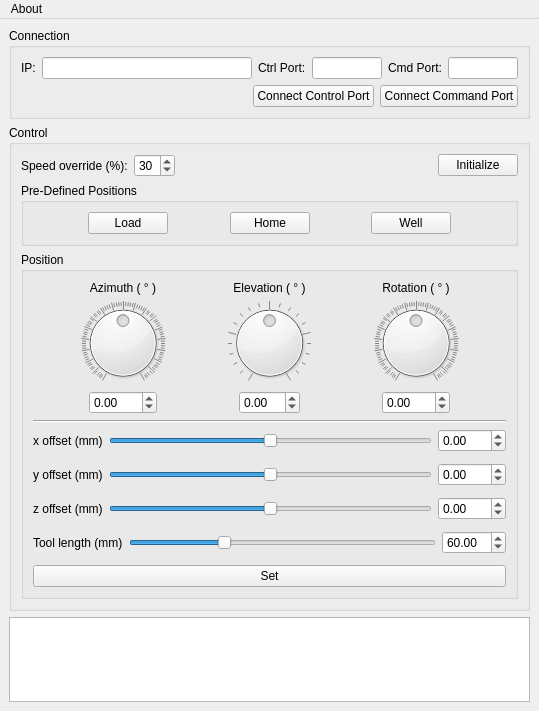
Qt form mainwindow.ui (rookidroid/armstrong) before a commit.
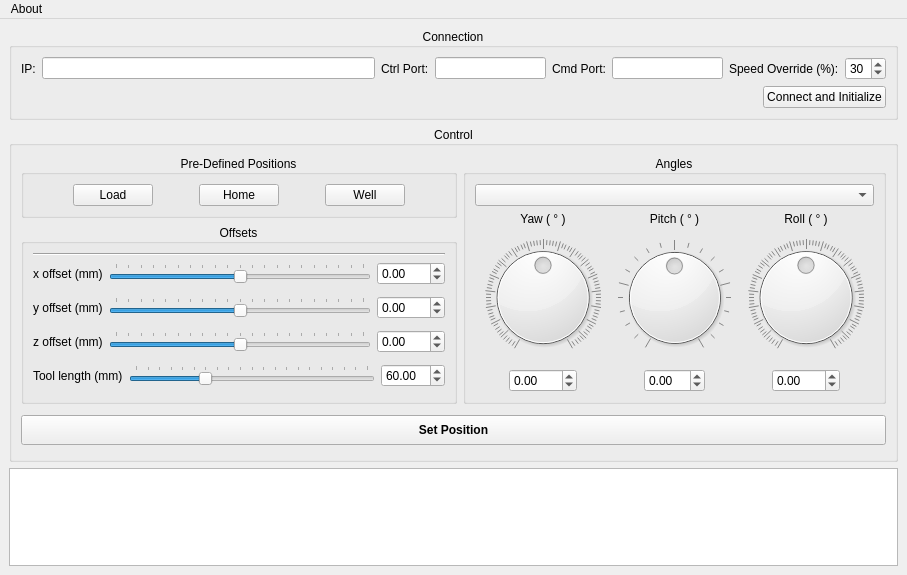
The same form after that commit. Icons and pictures are not drawn.

```diff
--- a/mainwindow.ui
+++ b/mainwindow.ui
@@ -6,8 +6,8 @@
    <rect>
     <x>0</x>
     <y>0</y>
-    <width>539</width>
-    <height>711</height>
+    <width>907</width>
+    <height>575</height>
    </rect>
   </property>
   <property name="sizePolicy">
@@ -24,7 +24,9 @@
     <normaloff>res/armstrong.png</normaloff>res/armstrong.png</iconset>
   </property>
   <widget class="QWidget" name="centralwidget">
-   <layout class="QVBoxLayout" name="verticalLayout">
+   <layout class="QVBoxLayout" name="verticalLayout_9">
+    <item>
+     <layout class="QVBoxLayout" name="verticalLayout_8">
     <item>
      <widget class="QGroupBox" name="groupBox">
       <property name="sizePolicy">
@@ -36,6 +38,9 @@
       <property name="title">
        <string>Connection</string>
       </property>
+        <property name="alignment">
+         <set>Qt::AlignCenter</set>
+        </property>
       <layout class="QVBoxLayout" name="verticalLayout_2">
        <item>
         <layout class="QHBoxLayout" name="horizontalLayout_2">
@@ -105,6 +110,26 @@
            </property>
           </widget>
          </item>
+           <item>
+            <widget class="QLabel" name="label_speed">
+             <property name="text">
+              <string>Speed Override (%):</string>
+             </property>
+            </widget>
+           </item>
+           <item>
+            <widget class="QSpinBox" name="spinBox_speed">
+             <property name="minimum">
+              <number>5</number>
+             </property>
+             <property name="maximum">
+              <number>50</number>
+             </property>
+             <property name="value">
+              <number>30</number>
+             </property>
+            </widget>
+           </item>
         </layout>
        </item>
        <item>
@@ -125,14 +150,7 @@
          <item>
           <widget class="QPushButton" name="pushButton_ctrl">
            <property name="text">
-            <string>Connect Control Port</string>
-           </property>
-          </widget>
-         </item>
-         <item>
-          <widget class="QPushButton" name="pushButton_cmd">
-           <property name="text">
-            <string>Connect Command Port</string>
+              <string>Connect and Initialize</string>
            </property>
           </widget>
          </item>
@@ -155,56 +173,22 @@
       <property name="title">
        <string>Control</string>
       </property>
+        <property name="alignment">
+         <set>Qt::AlignCenter</set>
+        </property>
+        <layout class="QVBoxLayout" name="verticalLayout_11">
+         <item>
+          <layout class="QHBoxLayout" name="horizontalLayout_14">
+           <item>
       <layout class="QVBoxLayout" name="verticalLayout_3">
-       <item>
-        <layout class="QHBoxLayout" name="horizontalLayout_6">
-         <item>
-          <widget class="QLabel" name="label_speed">
-           <property name="text">
-            <string>Speed override (%):</string>
-           </property>
-          </widget>
-         </item>
-         <item>
-          <widget class="QSpinBox" name="spinBox_speed">
-           <property name="minimum">
-            <number>5</number>
-           </property>
-           <property name="maximum">
-            <number>50</number>
-           </property>
-           <property name="value">
-            <number>30</number>
-           </property>
-          </widget>
-         </item>
-         <item>
-          <spacer name="horizontalSpacer_6">
-           <property name="orientation">
-            <enum>Qt::Horizontal</enum>
-           </property>
-           <property name="sizeHint" stdset="0">
-            <size>
-             <width>40</width>
-             <height>20</height>
-            </size>
-           </property>
-          </spacer>
-         </item>
-         <item>
-          <widget class="QPushButton" name="pushButton_init">
-           <property name="text">
-            <string>Initialize</string>
-           </property>
-          </widget>
-         </item>
-        </layout>
-       </item>
        <item>
         <widget class="QGroupBox" name="groupBox_predefine">
          <property name="title">
           <string>Pre-Defined Positions</string>
          </property>
+               <property name="alignment">
+                <set>Qt::AlignCenter</set>
+               </property>
          <layout class="QHBoxLayout" name="horizontalLayout_9">
           <item>
            <spacer name="horizontalSpacer_8">
@@ -291,302 +275,12 @@
           </sizepolicy>
          </property>
          <property name="title">
-          <string>Position</string>
+                <string>Offsets</string>
+               </property>
+               <property name="alignment">
+                <set>Qt::AlignCenter</set>
          </property>
          <layout class="QVBoxLayout" name="verticalLayout_7">
-          <item>
-           <layout class="QHBoxLayout" name="horizontalLayout" stretch="0,0,0,0,0,0,0">
-            <item>
-             <spacer name="horizontalSpacer_5">
-              <property name="orientation">
-               <enum>Qt::Horizontal</enum>
-              </property>
-              <property name="sizeType">
-               <enum>QSizePolicy::Preferred</enum>
-              </property>
-              <property name="sizeHint" stdset="0">
-               <size>
-                <width>40</width>
-                <height>20</height>
-               </size>
-              </property>
-             </spacer>
-            </item>
-            <item>
-             <layout class="QVBoxLayout" name="verticalLayout_4">
-              <item>
-               <widget class="QLabel" name="label_az">
-                <property name="text">
-                 <string>Azimuth ( ° )</string>
-                </property>
-                <property name="alignment">
-                 <set>Qt::AlignCenter</set>
-                </property>
-               </widget>
-              </item>
-              <item>
-               <widget class="QDial" name="dial_az">
-                <property name="sizePolicy">
-                 <sizepolicy hsizetype="Expanding" vsizetype="Expanding">
-                  <horstretch>0</horstretch>
-                  <verstretch>0</verstretch>
-                 </sizepolicy>
-                </property>
-                <property name="minimum">
-                 <number>-180</number>
-                </property>
-                <property name="maximum">
-                 <number>180</number>
-                </property>
-                <property name="wrapping">
-                 <bool>false</bool>
-                </property>
-                <property name="notchesVisible">
-                 <bool>true</bool>
-                </property>
-               </widget>
-              </item>
-              <item>
-               <layout class="QHBoxLayout" name="horizontalLayout_10">
-                <item>
-                 <spacer name="horizontalSpacer_11">
-                  <property name="orientation">
-                   <enum>Qt::Horizontal</enum>
-                  </property>
-                  <property name="sizeHint" stdset="0">
-                   <size>
-                    <width>0</width>
-                    <height>20</height>
-                   </size>
-                  </property>
-                 </spacer>
-                </item>
-                <item>
-                 <widget class="QDoubleSpinBox" name="doubleSpinBox_az">
-                  <property name="minimum">
-                   <double>-180.000000000000000</double>
-                  </property>
-                  <property name="maximum">
-                   <double>180.000000000000000</double>
-                  </property>
-                 </widget>
-                </item>
-                <item>
-                 <spacer name="horizontalSpacer_12">
-                  <property name="orientation">
-                   <enum>Qt::Horizontal</enum>
-                  </property>
-                  <property name="sizeHint" stdset="0">
-                   <size>
-                    <width>0</width>
-                    <height>20</height>
-                   </size>
-                  </property>
-                 </spacer>
-                </item>
-               </layout>
-              </item>
-             </layout>
-            </item>
-            <item>
-             <spacer name="horizontalSpacer_2">
-              <property name="orientation">
-               <enum>Qt::Horizontal</enum>
-              </property>
-              <property name="sizeType">
-               <enum>QSizePolicy::Preferred</enum>
-              </property>
-              <property name="sizeHint" stdset="0">
-               <size>
-                <width>40</width>
-                <height>20</height>
-               </size>
-              </property>
-             </spacer>
-            </item>
-            <item>
-             <layout class="QVBoxLayout" name="verticalLayout_5">
-              <item>
-               <widget class="QLabel" name="label_el">
-                <property name="text">
-                 <string>Elevation ( ° )</string>
-                </property>
-                <property name="alignment">
-                 <set>Qt::AlignCenter</set>
-                </property>
-               </widget>
-              </item>
-              <item>
-               <widget class="QDial" name="dial_el">
-                <property name="sizePolicy">
-                 <sizepolicy hsizetype="Expanding" vsizetype="Expanding">
-                  <horstretch>0</horstretch>
-                  <verstretch>0</verstretch>
-                 </sizepolicy>
-                </property>
-                <property name="minimum">
-                 <number>-40</number>
-                </property>
-                <property name="maximum">
-                 <number>40</number>
-                </property>
-                <property name="orientation">
-                 <enum>Qt::Horizontal</enum>
-                </property>
-                <property name="notchesVisible">
-                 <bool>true</bool>
-                </property>
-               </widget>
-              </item>
-              <item>
-               <layout class="QHBoxLayout" name="horizontalLayout_12">
-                <item>
-                 <spacer name="horizontalSpacer_13">
-                  <property name="orientation">
-                   <enum>Qt::Horizontal</enum>
-                  </property>
-                  <property name="sizeHint" stdset="0">
-                   <size>
-                    <width>0</width>
-                    <height>20</height>
-                   </size>
-                  </property>
-                 </spacer>
-                </item>
-                <item>
-                 <widget class="QDoubleSpinBox" name="doubleSpinBox_el">
-                  <property name="minimum">
-                   <double>-40.000000000000000</double>
-                  </property>
-                  <property name="maximum">
-                   <double>40.000000000000000</double>
-                  </property>
-                 </widget>
-                </item>
-                <item>
-                 <spacer name="horizontalSpacer_14">
-                  <property name="orientation">
-                   <enum>Qt::Horizontal</enum>
-                  </property>
-                  <property name="sizeHint" stdset="0">
-                   <size>
-                    <width>0</width>
-                    <height>20</height>
-                   </size>
-                  </property>
-                 </spacer>
-                </item>
-               </layout>
-              </item>
-             </layout>
-            </item>
-            <item>
-             <spacer name="horizontalSpacer_10">
-              <property name="orientation">
-               <enum>Qt::Horizontal</enum>
-              </property>
-              <property name="sizeType">
-               <enum>QSizePolicy::Preferred</enum>
-              </property>
-              <property name="sizeHint" stdset="0">
-               <size>
-                <width>40</width>
-                <height>20</height>
-               </size>
-              </property>
-             </spacer>
-            </item>
-            <item>
-             <layout class="QVBoxLayout" name="verticalLayout_6">
-              <item>
-               <widget class="QLabel" name="label_roll">
-                <property name="text">
-                 <string>Rotation ( ° )</string>
-                </property>
-                <property name="alignment">
-                 <set>Qt::AlignCenter</set>
-                </property>
-               </widget>
-              </item>
-              <item>
-               <widget class="QDial" name="dial_roll">
-                <property name="sizePolicy">
-                 <sizepolicy hsizetype="Expanding" vsizetype="Expanding">
-                  <horstretch>0</horstretch>
-                  <verstretch>0</verstretch>
-                 </sizepolicy>
-                </property>
-                <property name="minimum">
-                 <number>-180</number>
-                </property>
-                <property name="maximum">
-                 <number>180</number>
-                </property>
-                <property name="notchesVisible">
-                 <bool>true</bool>
-                </property>
-               </widget>
-              </item>
-              <item>
-               <layout class="QHBoxLayout" name="horizontalLayout_13">
-                <item>
-                 <spacer name="horizontalSpacer_15">
-                  <property name="orientation">
-                   <enum>Qt::Horizontal</enum>
-                  </property>
-                  <property name="sizeHint" stdset="0">
-                   <size>
-                    <width>0</width>
-                    <height>20</height>
-                   </size>
-                  </property>
-                 </spacer>
-                </item>
-                <item>
-                 <widget class="QDoubleSpinBox" name="doubleSpinBox_roll">
-                  <property name="minimum">
-                   <double>-180.000000000000000</double>
-                  </property>
-                  <property name="maximum">
-                   <double>180.000000000000000</double>
-                  </property>
-                 </widget>
-                </item>
-                <item>
-                 <spacer name="horizontalSpacer_16">
-                  <property name="orientation">
-                   <enum>Qt::Horizontal</enum>
-                  </property>
-                  <property name="sizeHint" stdset="0">
-                   <size>
-                    <width>0</width>
-                    <height>20</height>
-                   </size>
-                  </property>
-                 </spacer>
-                </item>
-               </layout>
-              </item>
-             </layout>
-            </item>
-            <item>
-             <spacer name="horizontalSpacer_7">
-              <property name="orientation">
-               <enum>Qt::Horizontal</enum>
-              </property>
-              <property name="sizeType">
-               <enum>QSizePolicy::Preferred</enum>
-              </property>
-              <property name="sizeHint" stdset="0">
-               <size>
-                <width>40</width>
-                <height>20</height>
-               </size>
-              </property>
-             </spacer>
-            </item>
-           </layout>
-          </item>
           <item>
            <widget class="Line" name="line_3">
             <property name="frameShadow">
@@ -617,6 +311,9 @@
               <property name="orientation">
                <enum>Qt::Horizontal</enum>
               </property>
+                    <property name="tickPosition">
+                     <enum>QSlider::TicksAbove</enum>
+                    </property>
              </widget>
             </item>
             <item>
@@ -670,6 +367,9 @@
               <property name="orientation">
                <enum>Qt::Horizontal</enum>
               </property>
+                    <property name="tickPosition">
+                     <enum>QSlider::TicksAbove</enum>
+                    </property>
              </widget>
             </item>
             <item>
@@ -720,6 +420,9 @@
               <property name="orientation">
                <enum>Qt::Horizontal</enum>
               </property>
+                    <property name="tickPosition">
+                     <enum>QSlider::TicksAbove</enum>
+                    </property>
              </widget>
             </item>
             <item>
@@ -770,6 +473,9 @@
               <property name="orientation">
                <enum>Qt::Horizontal</enum>
               </property>
+                    <property name="tickPosition">
+                     <enum>QSlider::TicksAbove</enum>
+                    </property>
              </widget>
             </item>
             <item>
@@ -800,12 +506,350 @@
             </property>
            </spacer>
           </item>
+               </layout>
+              </widget>
+             </item>
+            </layout>
+           </item>
+           <item>
+            <widget class="QGroupBox" name="groupBox_2">
+             <property name="title">
+              <string>Angles</string>
+             </property>
+             <property name="alignment">
+              <set>Qt::AlignCenter</set>
+             </property>
+             <layout class="QVBoxLayout" name="verticalLayout_10">
+              <item>
+               <widget class="QComboBox" name="comboBox"/>
+              </item>
+              <item>
+               <layout class="QHBoxLayout" name="horizontalLayout_20">
+                <item>
+                 <spacer name="horizontalSpacer_5">
+                  <property name="orientation">
+                   <enum>Qt::Horizontal</enum>
+                  </property>
+                  <property name="sizeType">
+                   <enum>QSizePolicy::Preferred</enum>
+                  </property>
+                  <property name="sizeHint" stdset="0">
+                   <size>
+                    <width>10</width>
+                    <height>20</height>
+                   </size>
+                  </property>
+                 </spacer>
+                </item>
+                <item>
+                 <layout class="QVBoxLayout" name="verticalLayout_4">
+                  <item>
+                   <widget class="QLabel" name="label_az">
+                    <property name="text">
+                     <string>Yaw ( ° )</string>
+                    </property>
+                    <property name="alignment">
+                     <set>Qt::AlignCenter</set>
+                    </property>
+                   </widget>
+                  </item>
+                  <item>
+                   <widget class="QDial" name="dial_az">
+                    <property name="sizePolicy">
+                     <sizepolicy hsizetype="Expanding" vsizetype="Expanding">
+                      <horstretch>0</horstretch>
+                      <verstretch>0</verstretch>
+                     </sizepolicy>
+                    </property>
+                    <property name="minimum">
+                     <number>-180</number>
+                    </property>
+                    <property name="maximum">
+                     <number>180</number>
+                    </property>
+                    <property name="wrapping">
+                     <bool>false</bool>
+                    </property>
+                    <property name="notchesVisible">
+                     <bool>true</bool>
+                    </property>
+                   </widget>
+                  </item>
+                  <item>
+                   <layout class="QHBoxLayout" name="horizontalLayout_10">
+                    <item>
+                     <spacer name="horizontalSpacer_11">
+                      <property name="orientation">
+                       <enum>Qt::Horizontal</enum>
+                      </property>
+                      <property name="sizeHint" stdset="0">
+                       <size>
+                        <width>0</width>
+                        <height>20</height>
+                       </size>
+                      </property>
+                     </spacer>
+                    </item>
+                    <item>
+                     <widget class="QDoubleSpinBox" name="doubleSpinBox_az">
+                      <property name="minimum">
+                       <double>-180.000000000000000</double>
+                      </property>
+                      <property name="maximum">
+                       <double>180.000000000000000</double>
+                      </property>
+                     </widget>
+                    </item>
+                    <item>
+                     <spacer name="horizontalSpacer_12">
+                      <property name="orientation">
+                       <enum>Qt::Horizontal</enum>
+                      </property>
+                      <property name="sizeHint" stdset="0">
+                       <size>
+                        <width>0</width>
+                        <height>20</height>
+                       </size>
+                      </property>
+                     </spacer>
+                    </item>
+                   </layout>
+                  </item>
+                 </layout>
+                </item>
+                <item>
+                 <spacer name="horizontalSpacer_2">
+                  <property name="orientation">
+                   <enum>Qt::Horizontal</enum>
+                  </property>
+                  <property name="sizeType">
+                   <enum>QSizePolicy::Preferred</enum>
+                  </property>
+                  <property name="sizeHint" stdset="0">
+                   <size>
+                    <width>10</width>
+                    <height>20</height>
+                   </size>
+                  </property>
+                 </spacer>
+                </item>
+                <item>
+                 <layout class="QVBoxLayout" name="verticalLayout_5">
+                  <item>
+                   <widget class="QLabel" name="label_el">
+                    <property name="text">
+                     <string>Pitch ( ° )</string>
+                    </property>
+                    <property name="alignment">
+                     <set>Qt::AlignCenter</set>
+                    </property>
+                   </widget>
+                  </item>
+                  <item>
+                   <widget class="QDial" name="dial_el">
+                    <property name="sizePolicy">
+                     <sizepolicy hsizetype="Expanding" vsizetype="Expanding">
+                      <horstretch>0</horstretch>
+                      <verstretch>0</verstretch>
+                     </sizepolicy>
+                    </property>
+                    <property name="minimum">
+                     <number>-40</number>
+                    </property>
+                    <property name="maximum">
+                     <number>40</number>
+                    </property>
+                    <property name="orientation">
+                     <enum>Qt::Horizontal</enum>
+                    </property>
+                    <property name="notchesVisible">
+                     <bool>true</bool>
+                    </property>
+                   </widget>
+                  </item>
+                  <item>
+                   <layout class="QHBoxLayout" name="horizontalLayout_12">
+                    <item>
+                     <spacer name="horizontalSpacer_13">
+                      <property name="orientation">
+                       <enum>Qt::Horizontal</enum>
+                      </property>
+                      <property name="sizeHint" stdset="0">
+                       <size>
+                        <width>0</width>
+                        <height>20</height>
+                       </size>
+                      </property>
+                     </spacer>
+                    </item>
+                    <item>
+                     <widget class="QDoubleSpinBox" name="doubleSpinBox_el">
+                      <property name="minimum">
+                       <double>-40.000000000000000</double>
+                      </property>
+                      <property name="maximum">
+                       <double>40.000000000000000</double>
+                      </property>
+                     </widget>
+                    </item>
+                    <item>
+                     <spacer name="horizontalSpacer_14">
+                      <property name="orientation">
+                       <enum>Qt::Horizontal</enum>
+                      </property>
+                      <property name="sizeHint" stdset="0">
+                       <size>
+                        <width>0</width>
+                        <height>20</height>
+                       </size>
+                      </property>
+                     </spacer>
+                    </item>
+                   </layout>
+                  </item>
+                 </layout>
+                </item>
+                <item>
+                 <spacer name="horizontalSpacer_10">
+                  <property name="orientation">
+                   <enum>Qt::Horizontal</enum>
+                  </property>
+                  <property name="sizeType">
+                   <enum>QSizePolicy::Preferred</enum>
+                  </property>
+                  <property name="sizeHint" stdset="0">
+                   <size>
+                    <width>10</width>
+                    <height>20</height>
+                   </size>
+                  </property>
+                 </spacer>
+                </item>
+                <item>
+                 <layout class="QVBoxLayout" name="verticalLayout_6">
+                  <item>
+                   <widget class="QLabel" name="label_roll">
+                    <property name="text">
+                     <string>Roll ( ° )</string>
+                    </property>
+                    <property name="alignment">
+                     <set>Qt::AlignCenter</set>
+                    </property>
+                   </widget>
+                  </item>
+                  <item>
+                   <widget class="QDial" name="dial_roll">
+                    <property name="sizePolicy">
+                     <sizepolicy hsizetype="Expanding" vsizetype="Expanding">
+                      <horstretch>0</horstretch>
+                      <verstretch>0</verstretch>
+                     </sizepolicy>
+                    </property>
+                    <property name="minimum">
+                     <number>-180</number>
+                    </property>
+                    <property name="maximum">
+                     <number>180</number>
+                    </property>
+                    <property name="notchesVisible">
+                     <bool>true</bool>
+                    </property>
+                   </widget>
+                  </item>
+                  <item>
+                   <layout class="QHBoxLayout" name="horizontalLayout_13">
+                    <item>
+                     <spacer name="horizontalSpacer_15">
+                      <property name="orientation">
+                       <enum>Qt::Horizontal</enum>
+                      </property>
+                      <property name="sizeHint" stdset="0">
+                       <size>
+                        <width>0</width>
+                        <height>20</height>
+                       </size>
+                      </property>
+                     </spacer>
+                    </item>
+                    <item>
+                     <widget class="QDoubleSpinBox" name="doubleSpinBox_roll">
+                      <property name="minimum">
+                       <double>-180.000000000000000</double>
+                      </property>
+                      <property name="maximum">
+                       <double>180.000000000000000</double>
+                      </property>
+                     </widget>
+                    </item>
+                    <item>
+                     <spacer name="horizontalSpacer_16">
+                      <property name="orientation">
+                       <enum>Qt::Horizontal</enum>
+                      </property>
+                      <property name="sizeHint" stdset="0">
+                       <size>
+                        <width>0</width>
+                        <height>20</height>
+                       </size>
+                      </property>
+                     </spacer>
+                    </item>
+                   </layout>
+                  </item>
+                 </layout>
+                </item>
+                <item>
+                 <spacer name="horizontalSpacer_7">
+                  <property name="orientation">
+                   <enum>Qt::Horizontal</enum>
+                  </property>
+                  <property name="sizeType">
+                   <enum>QSizePolicy::Preferred</enum>
+                  </property>
+                  <property name="sizeHint" stdset="0">
+                   <size>
+                    <width>10</width>
+                    <height>20</height>
+                   </size>
+                  </property>
+                 </spacer>
+                </item>
+               </layout>
+              </item>
+             </layout>
+            </widget>
+           </item>
+          </layout>
+         </item>
           <item>
            <layout class="QHBoxLayout" name="horizontalLayout_11">
+           <property name="leftMargin">
+            <number>0</number>
+           </property>
+           <property name="topMargin">
+            <number>5</number>
+           </property>
+           <property name="rightMargin">
+            <number>0</number>
+           </property>
+           <property name="bottomMargin">
+            <number>5</number>
+           </property>
             <item>
              <widget class="QPushButton" name="pushButton_set">
+             <property name="minimumSize">
+              <size>
+               <width>0</width>
+               <height>30</height>
+              </size>
+             </property>
+             <property name="font">
+              <font>
+               <bold>true</bold>
+              </font>
+             </property>
               <property name="text">
-               <string>Set</string>
+              <string>Set Position</string>
               </property>
              </widget>
             </item>
@@ -815,12 +859,13 @@
         </widget>
        </item>
       </layout>
-     </widget>
     </item>
+    <item>
+     <layout class="QVBoxLayout" name="verticalLayout">
     <item>
      <widget class="QTextBrowser" name="textBrowser">
       <property name="sizePolicy">
-       <sizepolicy hsizetype="Expanding" vsizetype="Preferred">
+         <sizepolicy hsizetype="Expanding" vsizetype="Expanding">
         <horstretch>0</horstretch>
         <verstretch>0</verstretch>
        </sizepolicy>
@@ -834,7 +879,7 @@
       <property name="maximumSize">
        <size>
         <width>16777215</width>
-        <height>100</height>
+          <height>16777215</height>
        </size>
       </property>
       <property name="baseSize">
@@ -846,13 +891,15 @@
      </widget>
     </item>
    </layout>
+    </item>
+   </layout>
   </widget>
   <widget class="QMenuBar" name="menubar">
    <property name="geometry">
     <rect>
      <x>0</x>
      <y>0</y>
-     <width>539</width>
+     <width>907</width>
      <height>22</height>
     </rect>
    </property>
```
Lines whose indentation alone changed are shown as unchanged.
